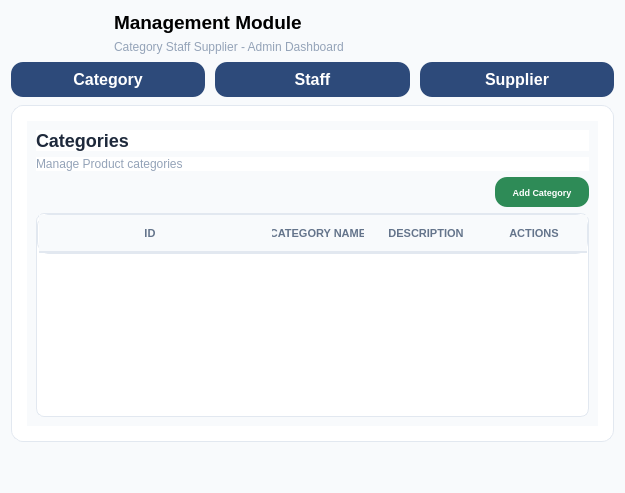
Before: the Qt Designer form ui/category.ui in kriitikat/Sajilo-Bazarr, drawn with Qt 5.
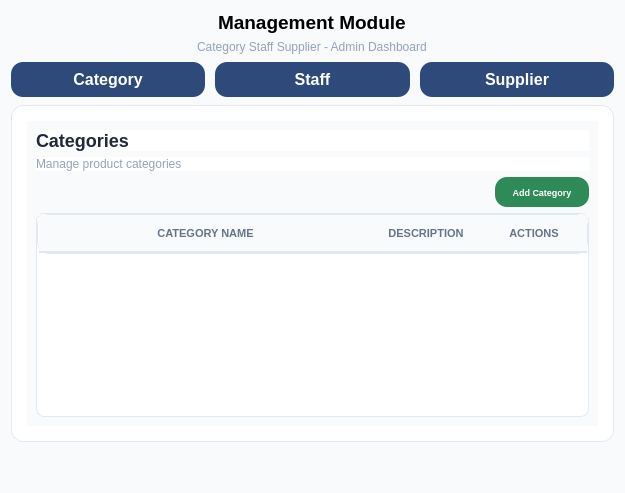
After: the same form once the commit is applied.

What changed in the file:
```diff
--- a/ui/category.ui
+++ b/ui/category.ui
@@ -39,7 +39,7 @@
 }</string>
   </property>
   <layout class="QVBoxLayout" name="verticalLayout">
-   <item>
+   <item alignment="Qt::AlignmentFlag::AlignHCenter">
     <widget class="QLabel" name="ManagementModuletitle">
      <property name="minimumSize">
       <size>
@@ -74,7 +74,7 @@
      </property>
     </widget>
    </item>
-   <item>
+   <item alignment="Qt::AlignmentFlag::AlignHCenter">
     <widget class="QLabel" name="AdminDashboardtitle">
      <property name="maximumSize">
       <size>
@@ -251,7 +251,7 @@
 }</string>
              </property>
              <property name="text">
-              <string>Manage Product categories</string>
+              <string>Manage product categories</string>
              </property>
             </widget>
            </item>
@@ -311,8 +311,9 @@
     font-size: 13px;
 }
 
+/* FIX: Target text items specifically so it doesn't break custom cell widgets */
 QTableWidget::item {
-    padding: 12px 8px;
+    padding: 6px 8px; /* Slightly reduced vertical padding for a sleek look */
     border-bottom: 1px solid #f1f5f9;
     color: #475569;
 }
@@ -333,6 +334,9 @@
     text-transform: uppercase;
 }</string>
              </property>
+             <property name="sortingEnabled">
+              <bool>true</bool>
+             </property>
              <attribute name="horizontalHeaderMinimumSectionSize">
               <number>108</number>
              </attribute>
@@ -360,11 +364,6 @@
                <string>CATEGORY NAME</string>
               </property>
              </column>
-             <column>
-              <property name="text">
-               <string>ID </string>
-              </property>
-             </column>
             </widget>
            </item>
           </layout>
```
Left out of the diff: 7 changed lines with no effect on the pictures.
